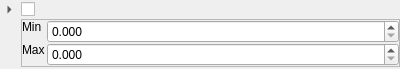
Before: the Qt Designer form assets/uis/series_config_widget.ui in m4reQ/data-visualizer, drawn with Qt 5.
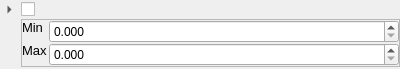
After: the same form once the commit is applied.

Commit message: Use larger font size for graph window widgets

```diff
--- a/assets/uis/series_config_widget.ui
+++ b/assets/uis/series_config_widget.ui
@@ -124,6 +124,11 @@
           <verstretch>0</verstretch>
          </sizepolicy>
         </property>
+        <property name="font">
+         <font>
+          <pointsize>10</pointsize>
+         </font>
+        </property>
         <property name="text">
          <string>Min</string>
         </property>
@@ -144,6 +149,11 @@
           <verstretch>0</verstretch>
          </sizepolicy>
         </property>
+        <property name="font">
+         <font>
+          <pointsize>10</pointsize>
+         </font>
+        </property>
         <property name="text">
          <string>Max</string>
         </property>
```
Left out of the diff: 5 changed lines with no effect on the pictures. The commit also changes 1 other file.
